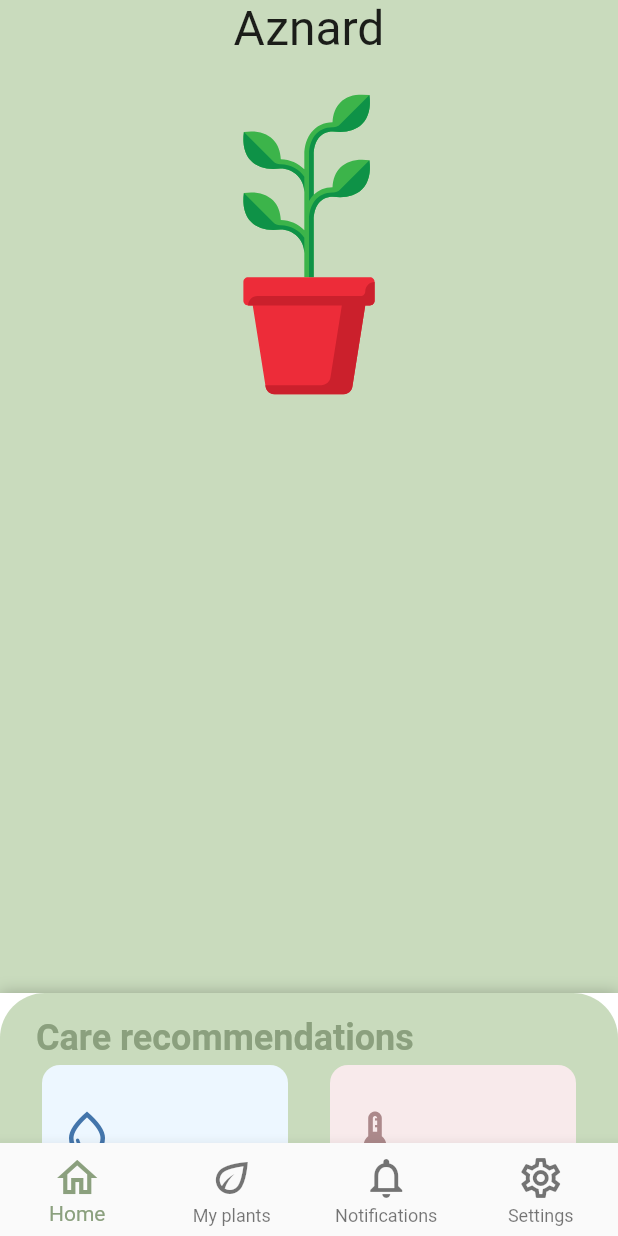
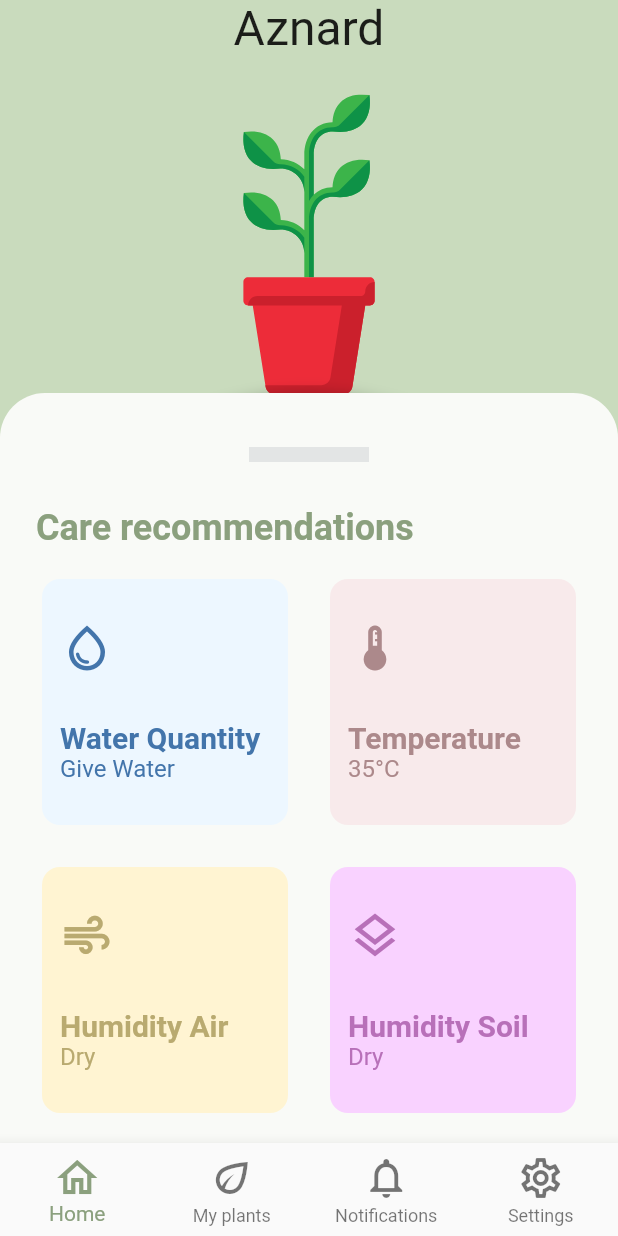
Before and after one commit to Cerfio/Plant, a Flutter app: the screen it shows after launch, on a phone screen of 412 x 824 dp. Run offline on Flutter 3.47's test engine with Material 2 defaults, Android fonts, the light colour scheme and no system bars; drawn by our look-alikes of sliding_up_panel; our stand-ins replace flutter_svg.

Commit message:
page plant

```diff
--- a/mobile/lib/pages/plant.dart
+++ b/mobile/lib/pages/plant.dart
@@ -1,5 +1,7 @@
 import 'package:flutter/material.dart';
 import 'package:flutter_svg/flutter_svg.dart';
+import 'package:plant_iot_epitech/ui/cards_elementary/card_elementary_age.dart';
+import 'package:plant_iot_epitech/ui/cards_elementary/card_elementary_battery.dart';
 import 'package:plant_iot_epitech/ui/cards_elementary/card_elementary_humidity_air.dart';
 import 'package:plant_iot_epitech/ui/cards_elementary/card_elementary_humidity_soil.dart';
 import 'package:plant_iot_epitech/ui/cards_elementary/card_elementary_light.dart';
@@ -22,9 +24,17 @@ class Plant extends StatelessWidget {
       width: MediaQuery.of(context).size.width,
       color: const Color(0xffC9DBBD),
       child: SlidingUpPanel(
+        parallaxEnabled: true,
+        parallaxOffset: 0.5,
+        borderRadius: const BorderRadius.only(
+            topLeft: Radius.circular(1000), topRight: Radius.circular(1000)),
+        maxHeight: MediaQuery.of(context).size.height - 10,
+        minHeight: 500,
         panel: Container(
+          padding: EdgeInsetsGeometry.lerp(const EdgeInsets.only(top: 20),
+              const EdgeInsets.only(top: 20), 0.5),
           decoration: const BoxDecoration(
-            color: Color(0xffC9DBBD),
+            color: Color(0xffF9FAF7),
             borderRadius: BorderRadius.only(
               topLeft: Radius.circular(30.0),
               topRight: Radius.circular(30.0),
@@ -35,6 +45,20 @@ class Plant extends StatelessWidget {
             child: Column(
               crossAxisAlignment: CrossAxisAlignment.start,
               children: [
+                SizedBox(
+                  child: Row(
+                      mainAxisAlignment: MainAxisAlignment.center,
+                      children: [
+                        Container(
+                          width: 80,
+                          height: 10,
+                          color: const Color(0xffE3E5E5),
+                        ),
+                      ]),
+                ),
+                const SizedBox(
+                  height: 30,
+                ),
                 const Text(
                   "Care recommendations",
                   style: TextStyle(
@@ -45,7 +69,7 @@ class Plant extends StatelessWidget {
                 ),
                 Expanded(
                   child: GridView.count(
-                      physics: const NeverScrollableScrollPhysics(),
+                    padding: const EdgeInsets.only(top: 16),
                     crossAxisCount: 2,
                     mainAxisSpacing: 20,
                     crossAxisSpacing: 20,
@@ -56,7 +80,13 @@ class Plant extends StatelessWidget {
                       CardElementaryHumiditySoil(),
                       CardElementaryLight(),
                       CardElementaryPressure(),
-                      ]),
+                      CardElementaryAge(),
+                      CardElementaryBattery(),
+                      SizedBox(
+                        height: 1,
+                      )
+                    ],
+                  ),
                 ),
               ],
             ),
@@ -89,48 +119,3 @@ class Plant extends StatelessWidget {
     );
   }
 }
-
-// return Container(
-//   decoration: const BoxDecoration(
-//     color: Color(0xffC9DBBD),
-//     boxShadow: [
-//       BoxShadow(color: Colors.green, spreadRadius: 3),
-//     ],
-//     borderRadius: BorderRadius.only(
-//       topLeft: Radius.circular(30.0),
-//       topRight: Radius.circular(30.0),
-//     ),
-//   ),
-//   child: const Text("fefef"),
-// );
-// Padding(
-//         padding: const EdgeInsets.symmetric(horizontal: 24, vertical: 16.0),
-//         child: Column(
-//           crossAxisAlignment: CrossAxisAlignment.start,
-//           children: [
-//             const Text(
-//               "Care recommendations",
-//               style: TextStyle(
-//                 fontSize: 24,
-//                 fontWeight: FontWeight.w600,
-//                 color: Color(0xff8BA07E),
-//               ),
-//             ),
-//             Expanded(
-//               child: GridView.count(
-//                   physics: const NeverScrollableScrollPhysics(),
-//                   crossAxisCount: 2,
-//                   mainAxisSpacing: 20,
-//                   crossAxisSpacing: 20,
-//                   children: const [
-//                     CardElementaryWater(),
-//                     CardElementaryTemperature(),
-//                     CardElementaryHumidityAir(),
-//                     CardElementaryHumiditySoil(),
-//                     CardElementaryLight(),
-//                     CardElementaryPressure(),
-//                   ]),
-//             ),
-//           ],
-//         ),
-//       ),
```
Also changed, not shown: mobile/lib/ui/cards_elementary/card_elementary_age.dart (added, +19 -0 lines), mobile/lib/ui/cards_elementary/card_elementary_battery.dart (added, +19 -0 lines). Lines whose indentation alone changed are shown as unchanged.
